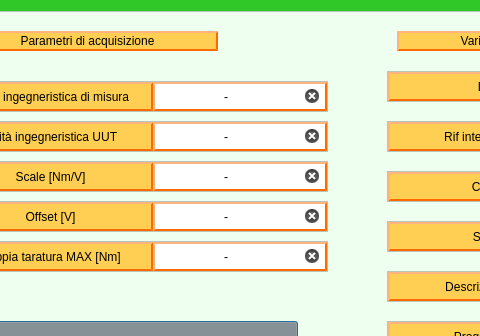
The window that Qt Creator/Dialog_csv_euramet.ui (Mixer97/tesi_triennale) describes before a commit, drawn with Qt 5; both pictures show x 104 to 584 and y 0 to 336 of the 923 by 579 pixel window.
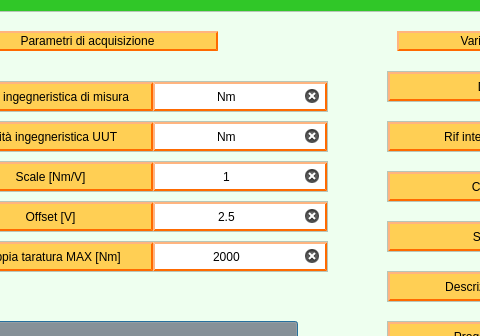
The same window after the commit.

Commit message: lavoro sulla logica per euramet

Diff of the .ui file:
```diff
--- a/Qt Creator/Dialog_csv_euramet.ui
+++ b/Qt Creator/Dialog_csv_euramet.ui
@@ -105,7 +105,7 @@
 }</string>
          </property>
          <property name="text">
-          <string>-</string>
+          <string>Nm</string>
          </property>
          <property name="alignment">
           <set>Qt::AlignCenter</set>
@@ -194,7 +194,7 @@
 }</string>
          </property>
          <property name="text">
-          <string>-</string>
+          <string>Nm</string>
          </property>
          <property name="alignment">
           <set>Qt::AlignCenter</set>
@@ -283,7 +283,7 @@
 }</string>
          </property>
          <property name="text">
-          <string>-</string>
+          <string>1</string>
          </property>
          <property name="alignment">
           <set>Qt::AlignCenter</set>
@@ -372,7 +372,7 @@
 }</string>
          </property>
          <property name="text">
-          <string>-</string>
+          <string>2.5</string>
          </property>
          <property name="alignment">
           <set>Qt::AlignCenter</set>
@@ -461,7 +461,7 @@
 }</string>
          </property>
          <property name="text">
-          <string>-</string>
+          <string>2000</string>
          </property>
          <property name="alignment">
           <set>Qt::AlignCenter</set>
```
The commit also changes 15 other files.
